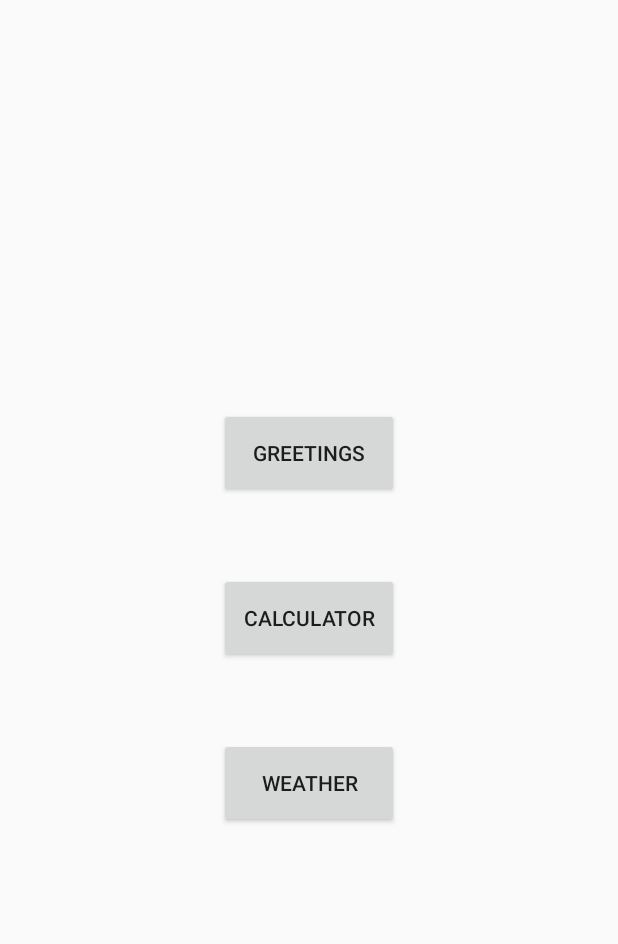
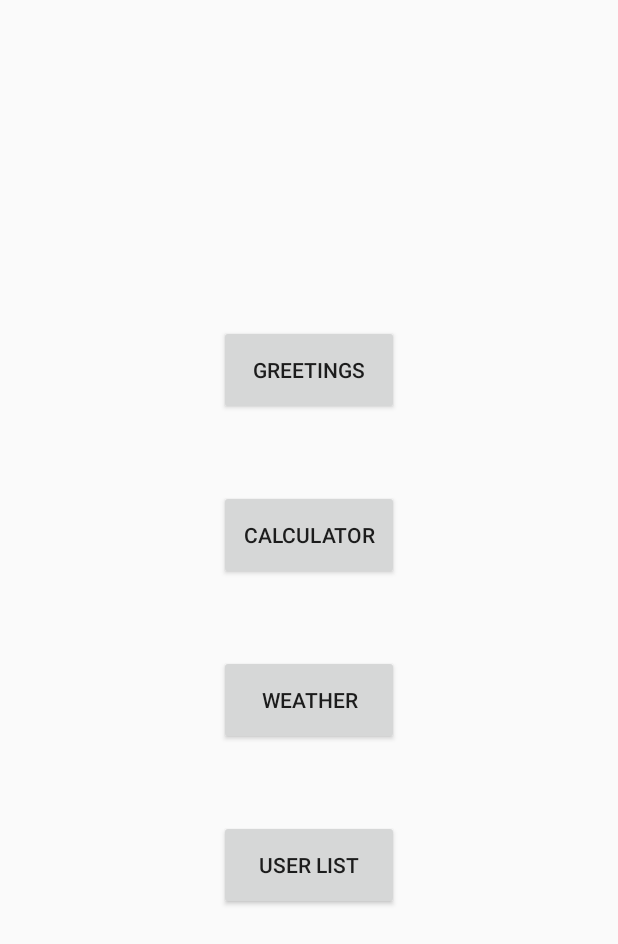
Before and after one commit to Pal-Mate-Mark-9i/Kotlin_Basics, an Android app built with Jetpack Compose: the screen it shows after launch (MainActivity), on a phone screen of 412 x 824 dp. Shown: the top 944 px of the screen. Run offline under Robolectric (Android 15) with nearby library versions, the phone set to English and light mode, and no system bars.

Commit message:
oraVege
UserAdapter befejezésre vár

```diff
--- a/app/src/main/java/com/example/kotlin_basics/MainActivity.kt
+++ b/app/src/main/java/com/example/kotlin_basics/MainActivity.kt
@@ -25,6 +25,7 @@ class MainActivity : ComponentActivity() {
     private lateinit var greetingsButton: Button;
     private lateinit var calculatorButton: Button;
     private lateinit var weatherButton: Button;
+    private lateinit var userListButton: Button;
 
     override fun onCreate(savedInstanceState: Bundle?) {
         super.onCreate(savedInstanceState)
@@ -34,6 +35,7 @@ class MainActivity : ComponentActivity() {
         greetingsButton = findViewById(R.id.greetingButton);
         calculatorButton = findViewById(R.id.calculatorButton);
         weatherButton = findViewById(R.id.weatherButton);
+        userListButton = findViewById(R.id.userListButton);
 
         greetingsButton.setOnClickListener(){
             val intent1 = Intent(this,GreetingsActivity::class.java);
@@ -50,6 +52,11 @@ class MainActivity : ComponentActivity() {
             startActivity(intent3);
         }
 
+        userListButton.setOnClickListener(){
+            val intent4 = Intent(this,UserListActivity::class.java);
+            startActivity(intent4);
+        }
+
         //UI elemek inicialiozállása
 
     }//oncreate
--- a/app/src/main/res/layout/activity_main.xml
+++ b/app/src/main/res/layout/activity_main.xml
@@ -29,4 +29,12 @@
         android:id="@+id/weatherButton">
     </Button>
 
+    <Button
+        android:layout_marginTop="50dp"
+        android:layout_width="120dp"
+        android:layout_height="60dp"
+        android:text="User List"
+        android:id="@+id/userListButton">
+    </Button>
+
 </LinearLayout>
--- a/app/src/main/res/layout/item.xml
+++ b/app/src/main/res/layout/item.xml
@@ -12,6 +12,7 @@
         android:padding="10dp">
 
         <ImageView
+            android:id="@+id/profileImage"
             android:layout_width="75dp"
             android:layout_height="75dp"
             android:src="@drawable/user"
@@ -26,6 +27,7 @@
             android:layout_gravity="center"
             >
             <TextView
+                android:id="@+id/nameText"
                 android:layout_width="wrap_content"
                 android:layout_height="wrap_content"
                 android:text="Név"
@@ -33,6 +35,7 @@
                 android:textStyle="bold">
             </TextView>
             <TextView
+                android:id="@+id/emailText"
                 android:layout_width="wrap_content"
                 android:layout_height="wrap_content"
                 android:text="pelda@email.ru"
@@ -43,5 +46,4 @@
 
     </LinearLayout>
 
-
 </LinearLayout>
```
Also changed, not shown: app/src/main/java/com/example/kotlin_basics/UserListActivity.kt (+17 -4 lines), app/src/main/java/com/example/kotlin_basics/adapter/UserAdapter.kt (added, +14 -0 lines).
